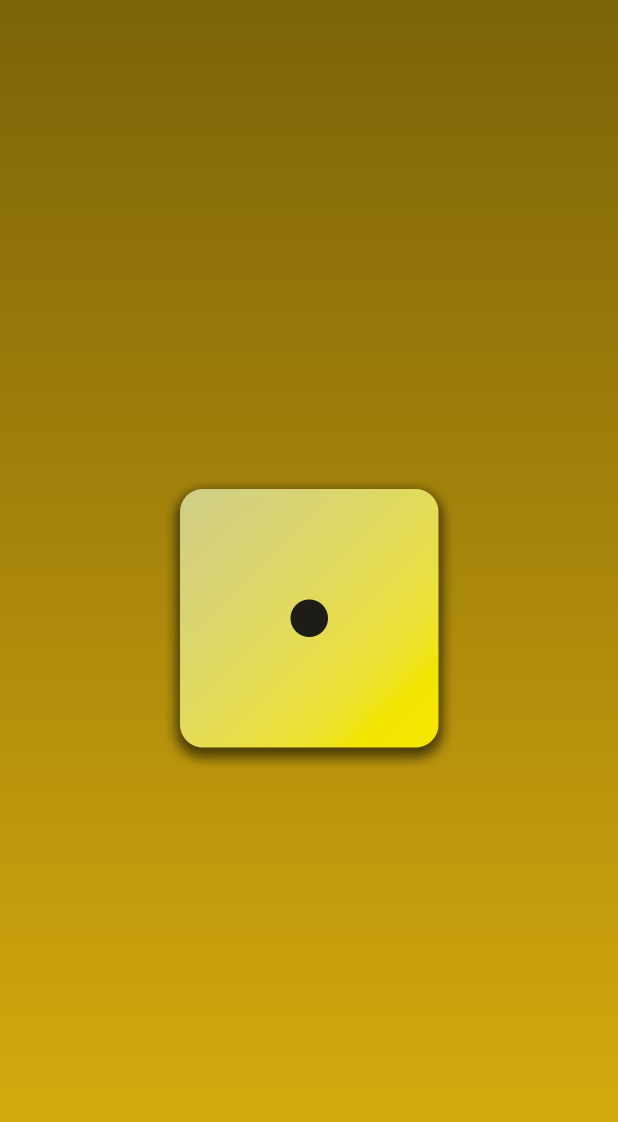
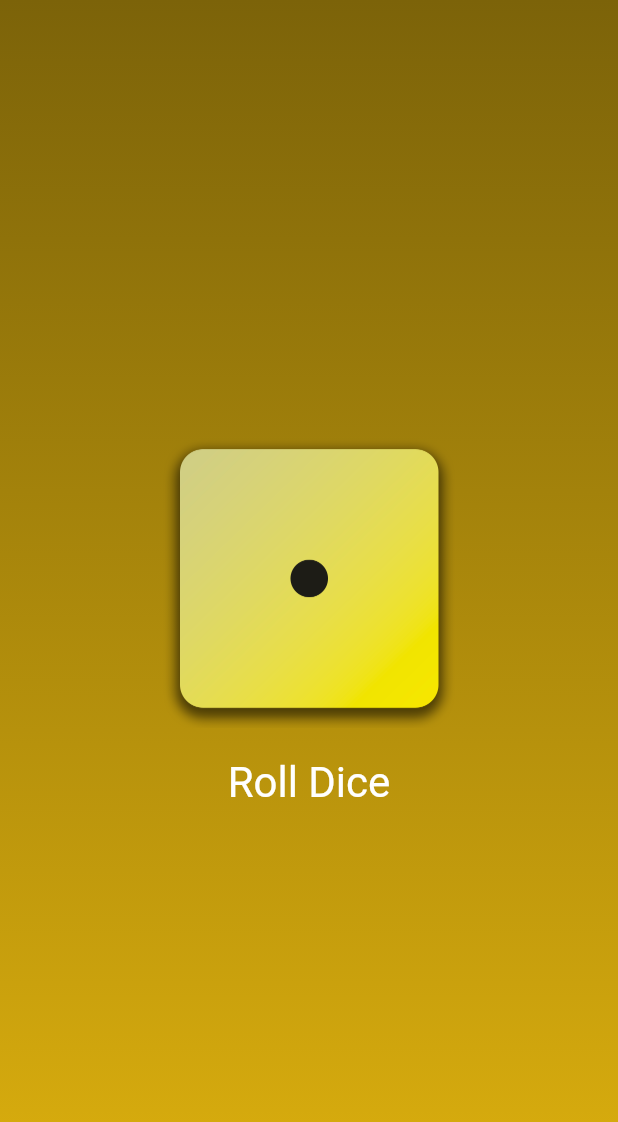
Before and after one commit to uche-hub/roll_dice, a Flutter app: the screen it shows after launch, on a phone screen of 412 x 824 dp. Shown: the top 1122 px of the screen. Run offline on Flutter 3.47's test engine with Material 3 defaults, Android fonts, the phone set to English and light mode, and no system bars.

Commit message:
Added button to click on to roll dice

```diff
--- a/lib/gradient_container.dart
+++ b/lib/gradient_container.dart
@@ -12,6 +12,8 @@ class GradientContainer extends StatelessWidget {
 
   final List<Color> colors;
 
+  void rollDice() {}
+
   // overriding a method expected by StatelessWidget
   @override
   Widget build(context) {
@@ -23,11 +25,24 @@ class GradientContainer extends StatelessWidget {
         end: bottomRight,
       )),
       child: Center(
-        child: Image.asset(
-          "assets/images/dice-1.png",
-          width: 200,
-          )
-        ),
+          child: Column(
+        mainAxisSize: MainAxisSize.min,
+        children: [
+          Image.asset(
+            "assets/images/dice-1.png",
+            width: 200,
+          ),
+          TextButton(
+              onPressed: rollDice,
+              style: TextButton.styleFrom(
+                  padding: EdgeInsets.only(
+                    top: 20,
+                  ),
+                  foregroundColor: Colors.white,
+                  textStyle: TextStyle(fontSize: 28)),
+              child: Text("Roll Dice"))
+        ],
+      )),
     );
   }
 }
```
